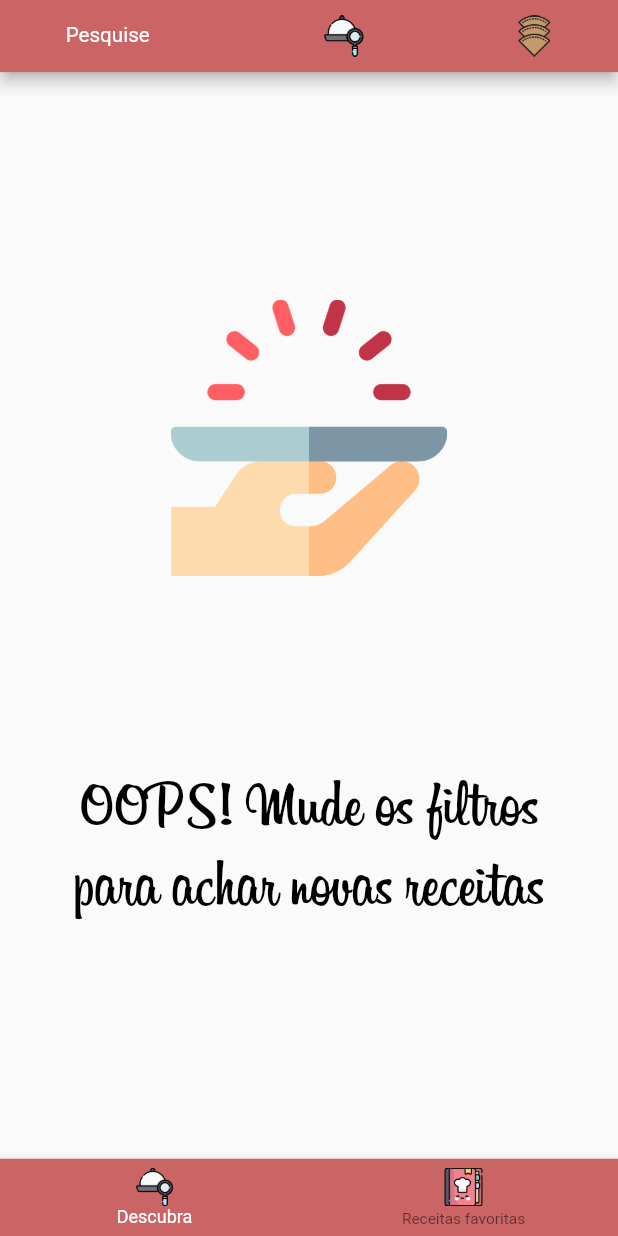
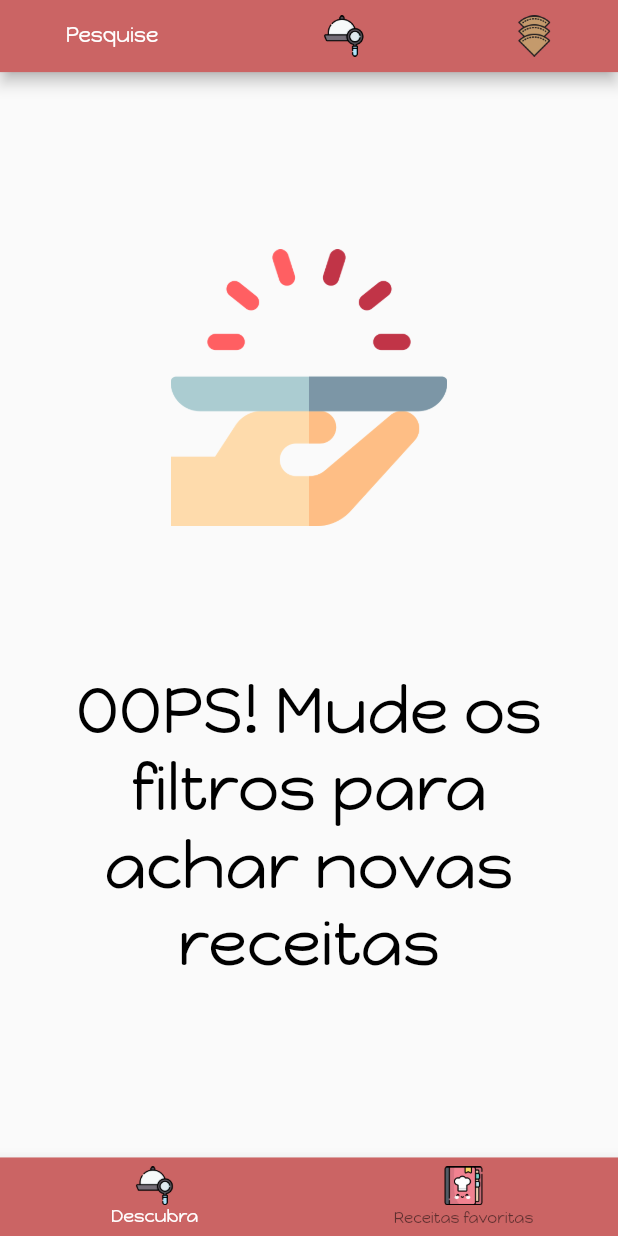
Before and after one commit to BrayanBertan/cook_box_recipes, a Flutter app: the screen it shows after launch, on a phone screen of 412 x 824 dp. Run offline on Flutter 3.47's test engine with Material 2 defaults, Android fonts, the light colour scheme and no system bars; drawn by our look-alikes of auto_size_text; our stand-ins replace dio, flutter_mobx, flutter_modular, mobx, responsive_framework; generated files the repository leaves out were written again; network calls fail.

Commit message:
font change to happymonkey

```diff
--- a/lib/app_modular/app_widget.dart
+++ b/lib/app_modular/app_widget.dart
@@ -10,6 +10,7 @@ class AppWidget extends StatelessWidget {
       debugShowCheckedModeBanner: false,
       theme: ThemeData(
         primaryColor: Color.fromRGBO(203, 100, 100, 1),
+        fontFamily: 'happymonkey',
       ),
       builder: (context, widget) => ResponsiveWrapper.builder(
           ClampingScrollWrapper.builder(context, widget),
--- a/lib/repositories/recipe_repository.dart
+++ b/lib/repositories/recipe_repository.dart
@@ -19,7 +19,7 @@ class RecipeRepository {
     if (filter.maxFats.trim().isNotEmpty)
       endpoint += '&maxFat=${filter.maxFats}';
 
-    endpoint += '&offset=$offset&number=10';
+    endpoint += '&offset=$offset&number=1';
     try {
       final response = await Dio().get(endpoint);
 
--- a/lib/views/home/widgets/app_bar_big_devices.dart
+++ b/lib/views/home/widgets/app_bar_big_devices.dart
@@ -20,7 +20,6 @@ class CustomAppBarBigDevices extends StatelessWidget {
               style: TextStyle(
                   fontSize: 30,
                   color: Colors.white,
-                  fontFamily: 'Billabong',
                   fontWeight: FontWeight.w500),
             ),
             Expanded(
--- a/lib/views/home/widgets/app_bar_small_devices.dart
+++ b/lib/views/home/widgets/app_bar_small_devices.dart
@@ -26,7 +26,6 @@ class CustomAppBarSmallDevices extends StatelessWidget {
                       style: TextStyle(
                           fontSize: 30,
                           color: Colors.white,
-                          fontFamily: 'Billabong',
                           fontWeight: FontWeight.w500),
                     ),
                   ],
--- a/lib/views/home/widgets/custom_bottom_navigator.dart
+++ b/lib/views/home/widgets/custom_bottom_navigator.dart
@@ -25,7 +25,6 @@ class CustomBottomNavigator extends StatelessWidget {
               style: TextStyle(
                   fontSize: 50,
                   color: Colors.white,
-                  fontFamily: 'Billabong',
                   fontWeight: FontWeight.w500),
             ),
           ],
--- a/lib/views/home/widgets/favorite_recipe_item.dart
+++ b/lib/views/home/widgets/favorite_recipe_item.dart
@@ -28,7 +28,6 @@ class MyRecipeItem extends StatelessWidget {
                   style: TextStyle(
                       fontSize: 30,
                       color: Colors.black,
-                      fontFamily: 'Billabong',
                       fontWeight: FontWeight.w500),
                   maxLines: 1,
                 ),
--- a/lib/views/home/widgets/favorite_recipe_list.dart
+++ b/lib/views/home/widgets/favorite_recipe_list.dart
@@ -18,10 +18,7 @@ class MyRecipeList extends StatelessWidget {
           Text(
             'Minhas receitas',
             style: TextStyle(
-                fontSize: 20,
-                color: Colors.black,
-                fontFamily: 'Billabong',
-                fontWeight: FontWeight.w500),
+                fontSize: 20, color: Colors.black, fontWeight: FontWeight.w500),
             maxLines: 1,
           ),
           Expanded(
--- a/lib/views/splash_screen.dart
+++ b/lib/views/splash_screen.dart
@@ -30,7 +30,6 @@ class _SplashScreenState extends State<SplashScreen> {
                 style: TextStyle(
                     fontSize: 50,
                     color: Colors.white,
-                    fontFamily: 'Billabong',
                     fontWeight: FontWeight.w500),
               ),
             ],
--- a/lib/views/widgets/empty_list_page.dart
+++ b/lib/views/widgets/empty_list_page.dart
@@ -19,10 +19,7 @@ class EmptyListPage extends StatelessWidget {
             'OOPS! Mude os filtros para achar novas receitas',
             textAlign: TextAlign.center,
             style: TextStyle(
-                fontSize: 50,
-                color: Colors.black,
-                fontFamily: 'Billabong',
-                fontWeight: FontWeight.w500),
+                fontSize: 50, color: Colors.black, fontWeight: FontWeight.w500),
           ),
         ],
       ),
--- a/pubspec.yaml
+++ b/pubspec.yaml
@@ -52,9 +52,9 @@ flutter:
   uses-material-design: true
 
   fonts:
-    - family: Billabong
+    - family: happymonkey
       fonts:
-        - asset: assets/fonts/Billabong.ttf
+        - asset: assets/fonts/HappyMonkey-Regular.ttf
   assets:
     - assets/images/
 
```
Also changed, not shown: lib/views/home/widgets/filter_recipes.dart (+0 -30 lines), lib/views/home/widgets/grid_recipe_item.dart (+5 -6 lines), assets/fonts/Billabong.ttf (deleted), assets/fonts/HappyMonkey-Regular.ttf (added).
